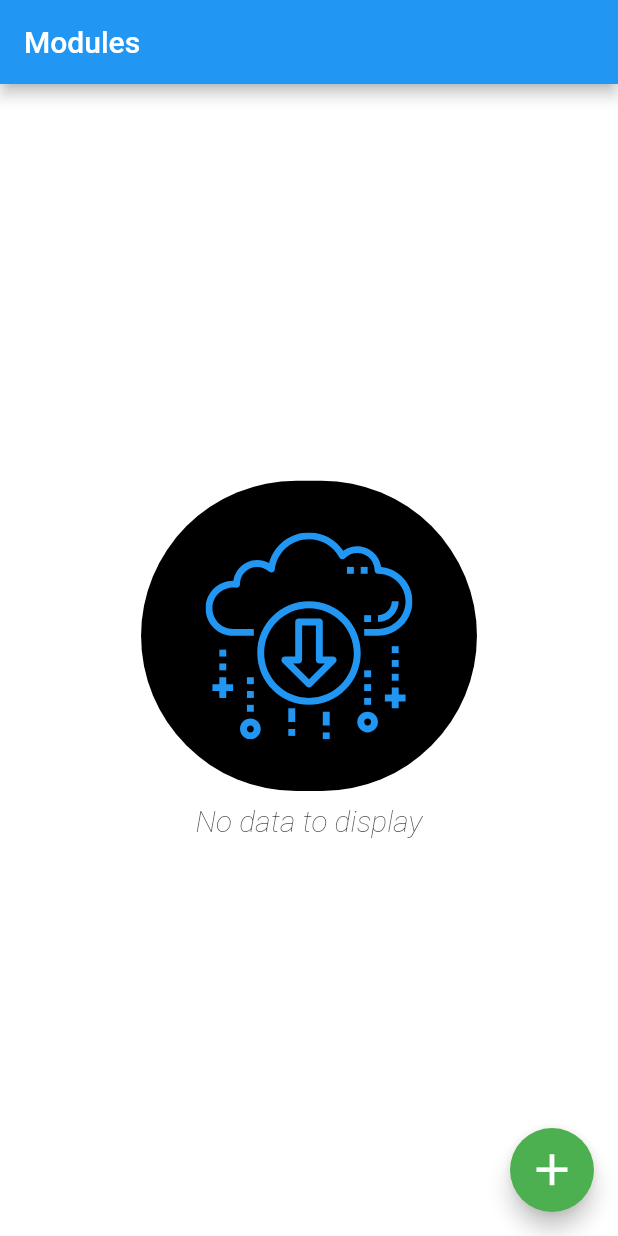
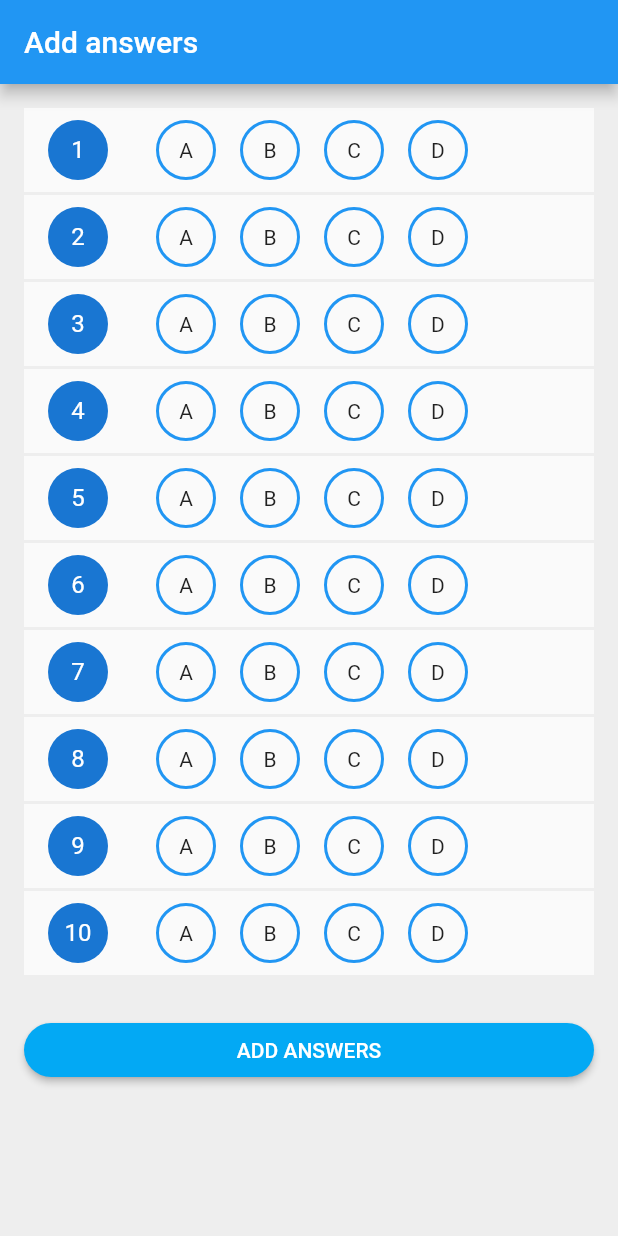
Before and after one commit to koiralapankaj7/flutter_mcq_checker, a Flutter app: the screen it shows after launch, on a phone screen of 412 x 824 dp. Run offline on Flutter 3.47's test engine with Material 2 defaults, Android fonts, the phone set to English and light mode, and no system bars; our stand-ins replace flutter_screenutil, flutter_svg, image_picker, rxdart, sqflite; missing offline and left inert: firebase_ml_vision; accounts and stored records are empty.

Commit message:
add answers page added

```diff
--- a/lib/src/app.dart
+++ b/lib/src/app.dart
@@ -1,5 +1,6 @@
 import 'package:flutter/material.dart';
 import 'package:flutter_mcq_checker/src/blocs/student_bloc_provider.dart';
+import 'package:flutter_mcq_checker/src/screens/add_answers.dart';
 import '../src/routes/routes.dart';
 import 'blocs/module_provider.dart';
 
@@ -11,7 +12,8 @@ class App extends StatelessWidget {
         child: MaterialApp(
           // BottomSheet use material canvas color by default. so to remove this we have to override.
           theme: new ThemeData(canvasColor: Colors.transparent),
-          onGenerateRoute: appRoutes.routes,
+          //onGenerateRoute: appRoutes.routes,
+          home: AddAnswer(),
         ),
       ),
     );
--- /dev/null
+++ b/lib/src/screens/add_answers.dart
@@ -0,0 +1,150 @@
+import 'package:flutter/material.dart';
+
+class AddAnswer extends StatefulWidget {
+  @override
+  _AddAnswerState createState() => _AddAnswerState();
+}
+
+class _AddAnswerState extends State<AddAnswer> {
+  int count = 10 + 1;
+
+  @override
+  Widget build(BuildContext context) {
+    return Scaffold(
+      backgroundColor: Colors.grey[200],
+      appBar: AppBar(
+        title: Text('Add answers'),
+      ),
+      body: ListView.builder(
+        padding: EdgeInsets.all(16.0),
+        itemCount: count,
+        itemBuilder: (BuildContext context, int index) {
+          // Button
+          if (index == count - 1) {
+            return Container(
+              margin: EdgeInsets.only(top: 24.0),
+              child: MaterialButton(
+                onPressed: () {},
+                color: Colors.lightBlue,
+                textColor: Colors.white,
+                shape: RoundedRectangleBorder(
+                  borderRadius: BorderRadius.circular(50.0),
+                ),
+                child: Text('Add answers'.toUpperCase()),
+              ),
+            );
+          }
+
+          return Container(
+            margin: EdgeInsets.only(bottom: 2.0),
+            color: Colors.white70,
+            child: Row(
+              children: <Widget>[
+                SizedBox(width: 16.0),
+                CircleAvatar(
+                  child: Text('${index + 1}'),
+                ),
+                SizedBox(width: 24.0),
+                option('A'),
+                option('B'),
+                option('C'),
+                option('D'),
+              ],
+            ),
+          );
+        },
+      ),
+    );
+  }
+
+  Widget askForTotalQuestion() {
+    return Center(
+      child: Container(
+        margin: EdgeInsets.all(24.0),
+        child: Row(
+          children: <Widget>[
+            Expanded(
+              child: Padding(
+                padding: const EdgeInsets.all(24.0),
+                child: TextField(
+                  keyboardType: TextInputType.number,
+                  decoration: InputDecoration(
+                    hintText: '10',
+                    labelText: 'Number of questions',
+                  ),
+                  textAlign: TextAlign.center,
+                ),
+              ),
+            ),
+            CircleAvatar(
+              child: IconButton(
+                onPressed: () {},
+                icon: Icon(Icons.add),
+              ),
+            ),
+          ],
+        ),
+      ),
+    );
+  }
+
+  List<Widget> optionRow(int count) {
+    List<Widget> widgetList = [];
+
+    for (var i = 0; i < count; i++) {
+      Widget widget = Container(
+        margin: EdgeInsets.only(bottom: 2.0),
+        color: Colors.white70,
+        child: Row(
+          children: <Widget>[
+            CircleAvatar(
+              child: Text('${i + 1}'),
+            ),
+            SizedBox(width: 24.0),
+            option('A'),
+            option('B'),
+            option('C'),
+            option('D'),
+          ],
+        ),
+      );
+
+      widgetList.add(widget);
+    }
+
+    Widget margin = SizedBox(height: 24.0);
+    Widget button = MaterialButton(
+      onPressed: () {},
+      color: Colors.lightBlue,
+      textColor: Colors.white,
+      shape: RoundedRectangleBorder(
+        borderRadius: BorderRadius.circular(50.0),
+      ),
+      child: Text('Add answers'.toUpperCase()),
+    );
+
+    widgetList.add(margin);
+    widgetList.add(button);
+
+    return widgetList;
+  }
+
+  Widget option(String option) {
+    return Container(
+      width: 40.0,
+      height: 40.0,
+      decoration: BoxDecoration(
+        //color: Colors.blue,
+        borderRadius: BorderRadius.circular(50.0),
+        border: Border.all(
+          color: Colors.blue,
+          width: 2.0,
+        ),
+      ),
+      margin: EdgeInsets.all(8.0),
+      child: Center(
+        child: Text(option),
+      ),
+    );
+  }
+}
--- a/lib/src/widgets/add_module_bottom_sheet.dart
+++ b/lib/src/widgets/add_module_bottom_sheet.dart
@@ -201,10 +201,7 @@ class AddModuleBottomSheet extends StatelessWidget {
                   showDialog(
                     context: scaffold.currentContext,
                     builder: (BuildContext context) {
-                      return ScanAnswers(
-                        scaffold: scaffold,
-                        bloc: bloc,
-                      );
+                      return ScanAnswers(scaffold: scaffold);
                     },
                   );
                 },
```
Also changed, not shown: lib/src/routes/routes.dart (+15 -1 lines), lib/src/screens/result_screen.dart (+23 -3 lines), lib/src/widgets/scan_answers.dart (+5 -2 lines).
